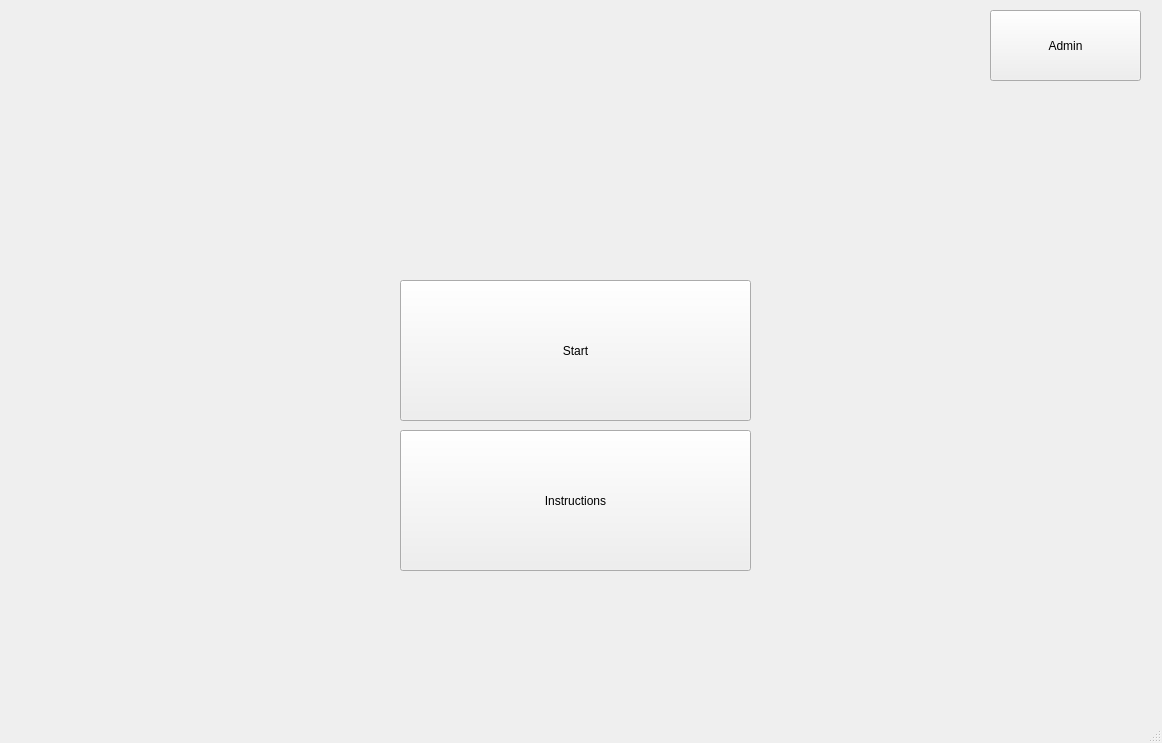
This is dev_ui/ui/control_panel.ui in tuyenubuntu/photobooth_dev as Qt 5 draws it before an edit. The edited form follows.
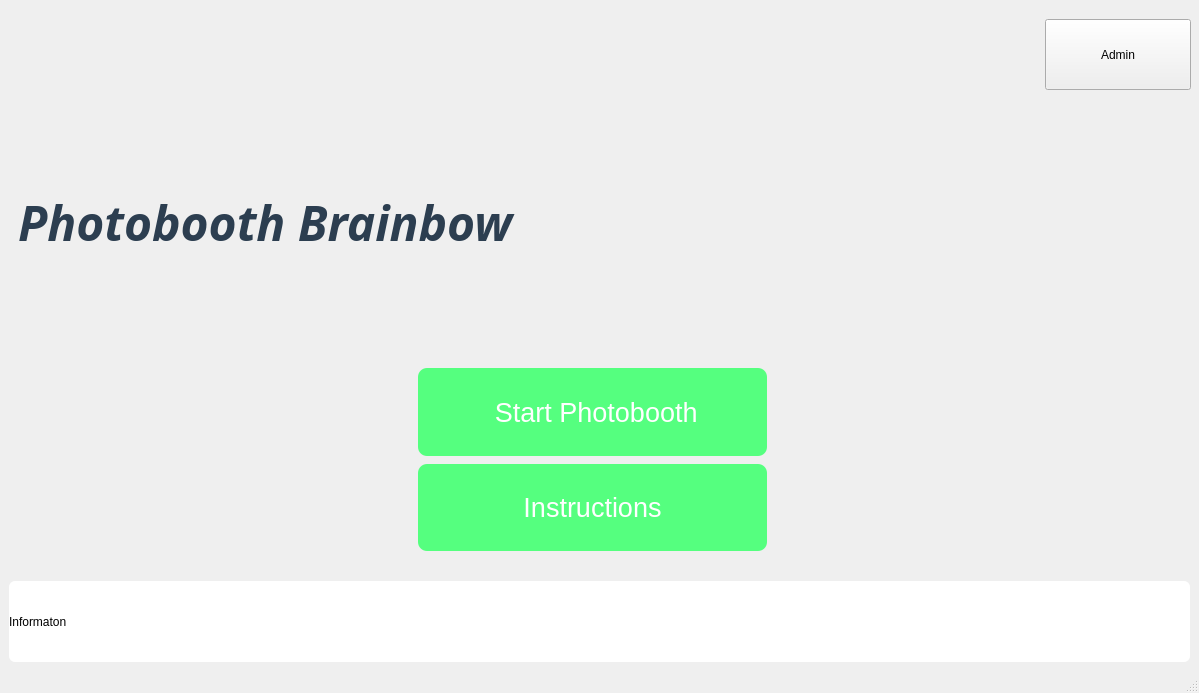
This is the edited form. Icons and pictures are not drawn.

Commit message: control_panel:

What changed in the file:
```diff
--- a/dev_ui/ui/control_panel.ui
+++ b/dev_ui/ui/control_panel.ui
@@ -6,10 +6,16 @@
    <rect>
     <x>0</x>
     <y>0</y>
-    <width>1162</width>
-    <height>743</height>
+    <width>1199</width>
+    <height>693</height>
    </rect>
   </property>
+  <property name="minimumSize">
+   <size>
+    <width>1199</width>
+    <height>693</height>
+   </size>
+  </property>
   <property name="windowTitle">
    <string>MainWindow</string>
   </property>
@@ -31,55 +37,280 @@
     background-position: center;
 }</string>
    </property>
-   <widget class="QWidget" name="widget" native="true">
-    <property name="geometry">
-     <rect>
-      <x>200</x>
-      <y>250</y>
-      <width>781</width>
-      <height>351</height>
-     </rect>
-    </property>
-    <widget class="QPushButton" name="pushButton">
-     <property name="geometry">
-      <rect>
-       <x>200</x>
-       <y>30</y>
-       <width>351</width>
-       <height>141</height>
-      </rect>
-     </property>
-     <property name="text">
-      <string>Start</string>
-     </property>
-    </widget>
-    <widget class="QPushButton" name="pushButton_2">
-     <property name="geometry">
-      <rect>
-       <x>200</x>
-       <y>180</y>
-       <width>351</width>
-       <height>141</height>
-      </rect>
-     </property>
-     <property name="text">
-      <string>Instructions</string>
-     </property>
-    </widget>
-   </widget>
-   <widget class="QPushButton" name="pushButton_3">
-    <property name="geometry">
-     <rect>
-      <x>990</x>
-      <y>10</y>
-      <width>151</width>
-      <height>71</height>
-     </rect>
-    </property>
-    <property name="text">
-     <string>Admin</string>
-    </property>
-   </widget>
+   <layout class="QVBoxLayout" name="verticalLayout_3">
+    <item>
+     <widget class="QWidget" name="widget_2" native="true">
+      <property name="minimumSize">
+       <size>
+        <width>1191</width>
+        <height>0</height>
+       </size>
+      </property>
+      <property name="maximumSize">
+       <size>
+        <width>16777215</width>
+        <height>91</height>
+       </size>
+      </property>
+      <layout class="QHBoxLayout" name="horizontalLayout">
+       <item>
+        <widget class="QWidget" name="widget_3" native="true">
+         <property name="minimumSize">
+          <size>
+           <width>1021</width>
+           <height>0</height>
+          </size>
+         </property>
+         <property name="maximumSize">
+          <size>
+           <width>16777215</width>
+           <height>71</height>
+          </size>
+         </property>
+        </widget>
+       </item>
+       <item>
+        <widget class="QPushButton" name="button_admin">
+         <property name="maximumSize">
+          <size>
+           <width>151</width>
+           <height>71</height>
+          </size>
+         </property>
+         <property name="styleSheet">
+          <string notr="true">/* Hiệu ứng khi rê chuột */
+QPushButton#button_:hover {
+    background-color: rgb(70, 230, 110);   /* đậm hơn chút */
+    border: 2px solid rgb(60, 200, 100);   /* thêm viền cho nổi bật */
+}
+
+/* Hiệu ứng khi nhấn giữ */
+QPushButton#button_admin:pressed {
+    background-color: rgb(50, 200, 90);    /* màu tối hơn */
+    border: 2px solid rgb(40, 180, 80);    /* viền đậm hơn */
+    padding-top: 7px;                      /* tạo cảm giác nút “tụt xuống” */
+    padding-left: 12px;
+}</string>
+         </property>
+         <property name="text">
+          <string>Admin</string>
+         </property>
+        </widget>
+       </item>
+      </layout>
+     </widget>
+    </item>
+    <item>
+     <widget class="QWidget" name="widget_7" native="true">
+      <property name="minimumSize">
+       <size>
+        <width>1181</width>
+        <height>0</height>
+       </size>
+      </property>
+      <layout class="QVBoxLayout" name="verticalLayout_2">
+       <item>
+        <widget class="QLabel" name="label_name">
+         <property name="font">
+          <font>
+           <family>Caveat</family>
+           <pointsize>-1</pointsize>
+           <weight>75</weight>
+           <italic>true</italic>
+           <bold>true</bold>
+          </font>
+         </property>
+         <property name="styleSheet">
+          <string notr="true">QLabel#label_name {
+    color: #2c3e50;             /* màu chữ */
+    font-size: 48px;            /* cỡ chữ */
+    font-weight: bold;          /* in đậm */
+    font-style: italic;         /* in nghiêng */
+    font-family: &quot;Caveat&quot;;       /* phông chữ */
+	qproperty-alignment: 'AlignCenter';
+}</string>
+         </property>
+         <property name="text">
+          <string>Photobooth Brainbow</string>
+         </property>
+        </widget>
+       </item>
+      </layout>
+     </widget>
+    </item>
+    <item>
+     <widget class="QWidget" name="widget" native="true">
+      <property name="minimumSize">
+       <size>
+        <width>1181</width>
+        <height>0</height>
+       </size>
+      </property>
+      <property name="maximumSize">
+       <size>
+        <width>16777215</width>
+        <height>281</height>
+       </size>
+      </property>
+      <layout class="QHBoxLayout" name="horizontalLayout_2">
+       <item>
+        <widget class="QWidget" name="widget_4" native="true">
+         <property name="minimumSize">
+          <size>
+           <width>371</width>
+           <height>0</height>
+          </size>
+         </property>
+         <property name="maximumSize">
+          <size>
+           <width>16777215</width>
+           <height>331</height>
+          </size>
+         </property>
+        </widget>
+       </item>
+       <item>
+        <widget class="QWidget" name="widget_6" native="true">
+         <property name="maximumSize">
+          <size>
+           <width>383</width>
+           <height>203</height>
+          </size>
+         </property>
+         <layout class="QVBoxLayout" name="verticalLayout">
+          <item>
+           <widget class="QPushButton" name="button_start">
+            <property name="maximumSize">
+             <size>
+              <width>351</width>
+              <height>141</height>
+             </size>
+            </property>
+            <property name="font">
+             <font>
+              <pointsize>20</pointsize>
+             </font>
+            </property>
+            <property name="styleSheet">
+             <string notr="true">QPushButton#button_start{
+    border-radius: 10px;
+    background-color: rgb(85, 255, 127);
+    color: white;
+    padding: 5px 10px;
+    border: 2px solid transparent;
+}
+
+/* Hiệu ứng khi rê chuột */
+QPushButton#button_start:hover {
+    background-color: rgb(70, 230, 110);   /* đậm hơn chút */
+    border: 2px solid rgb(60, 200, 100);   /* thêm viền cho nổi bật */
+}
+
+/* Hiệu ứng khi nhấn giữ */
+QPushButton#button_start:pressed {
+    background-color: rgb(50, 200, 90);    /* màu tối hơn */
+    border: 2px solid rgb(40, 180, 80);    /* viền đậm hơn */
+    padding-top: 7px;                      /* tạo cảm giác nút “tụt xuống” */
+    padding-left: 12px;
+}</string>
+            </property>
+            <property name="text">
+             <string> Start Photobooth</string>
+            </property>
+           </widget>
+          </item>
+          <item>
+           <widget class="QPushButton" name="button_instructions">
+            <property name="maximumSize">
+             <size>
+              <width>351</width>
+              <height>141</height>
+             </size>
+            </property>
+            <property name="font">
+             <font>
+              <pointsize>20</pointsize>
+             </font>
+            </property>
+            <property name="styleSheet">
+             <string notr="true">QPushButton#button_instructions {
+    border-radius: 10px;
+    background-color: rgb(85, 255, 127);
+    color: white;
+    padding: 5px 10px;
+    border: 2px solid transparent;
+}
+
+/* Hiệu ứng khi rê chuột */
+QPushButton#button_instructions:hover {
+    background-color: rgb(70, 230, 110);   /* đậm hơn chút */
+    border: 2px solid rgb(60, 200, 100);   /* thêm viền cho nổi bật */
+}
+
+/* Hiệu ứng khi nhấn giữ */
+QPushButton#button_instructions:pressed {
+    background-color: rgb(50, 200, 90);    /* màu tối hơn */
+    border: 2px solid rgb(40, 180, 80);    /* viền đậm hơn */
+    padding-top: 7px;                      /* tạo cảm giác nút “tụt xuống” */
+    padding-left: 12px;
+}
+</string>
+            </property>
+            <property name="text">
+             <string>Instructions</string>
+            </property>
+           </widget>
+          </item>
+         </layout>
+        </widget>
+       </item>
+       <item>
+        <widget class="QWidget" name="widget_5" native="true">
+         <property name="minimumSize">
+          <size>
+           <width>371</width>
+           <height>0</height>
+          </size>
+         </property>
+         <property name="maximumSize">
+          <size>
+           <width>16777215</width>
+           <height>331</height>
+          </size>
+         </property>
+        </widget>
+       </item>
+      </layout>
+     </widget>
+    </item>
+    <item>
+     <widget class="QLabel" name="label_information">
+      <property name="minimumSize">
+       <size>
+        <width>1161</width>
+        <height>0</height>
+       </size>
+      </property>
+      <property name="maximumSize">
+       <size>
+        <width>16777215</width>
+        <height>81</height>
+       </size>
+      </property>
+      <property name="styleSheet">
+       <string notr="true">QLabel#label_information {
+    background-color: rgb(255, 255, 255);
+    color: Black;
+	border-radius: 6px;
+	qproperty-alignment: 'AlignCenter';
+}</string>
+      </property>
+      <property name="text">
+       <string>Informaton</string>
+      </property>
+     </widget>
+    </item>
+   </layout>
   </widget>
   <widget class="QMenuBar" name="menubar">
    <property name="geometry">
```
Left out of the diff: 4 changed lines with no effect on the pictures. The commit also changes 1 other file.
